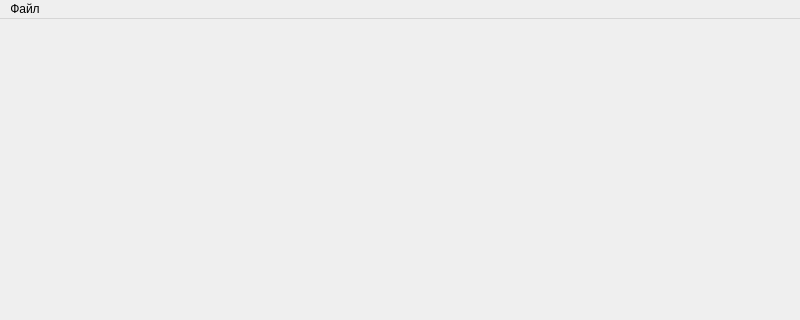
Old version of the form RsResEditor/mainwindow.ui in the repository Smitt64/ResEditor; both pictures show x 0 to 800 and y 0 to 320 of the 800 by 600 pixel window.
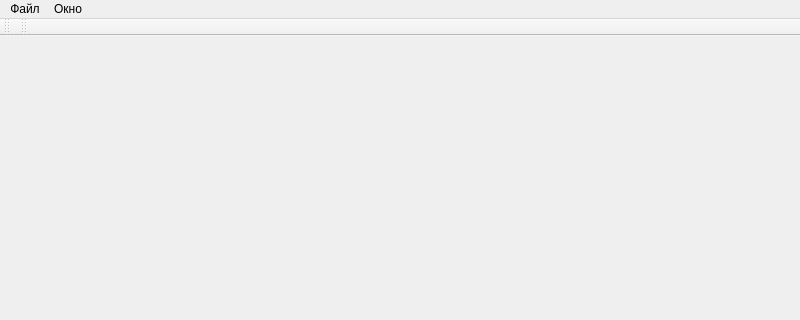
New version of the form. Icons and pictures are not drawn.

The edit to the form file:
```diff
--- a/RsResEditor/mainwindow.ui
+++ b/RsResEditor/mainwindow.ui
@@ -30,9 +30,54 @@
     <addaction name="actionNew"/>
     <addaction name="actionOpen"/>
    </widget>
+   <widget class="QMenu" name="menuWindow">
+    <property name="title">
+     <string>Окно</string>
+    </property>
+    <addaction name="actionNextWnd"/>
+    <addaction name="actionPrevWnd"/>
+    <addaction name="separator"/>
+    <addaction name="actionCloseWnd"/>
+    <addaction name="actionCloseAllWnd"/>
+   </widget>
    <addaction name="menu"/>
+   <addaction name="menuWindow"/>
   </widget>
   <widget class="QStatusBar" name="statusbar"/>
+  <widget class="QToolBar" name="toolBar">
+   <property name="windowTitle">
+    <string>toolBar</string>
+   </property>
+   <property name="iconSize">
+    <size>
+     <width>16</width>
+     <height>16</height>
+    </size>
+   </property>
+   <attribute name="toolBarArea">
+    <enum>TopToolBarArea</enum>
+   </attribute>
+   <attribute name="toolBarBreak">
+    <bool>false</bool>
+   </attribute>
+  </widget>
+  <widget class="QToolBar" name="windowToolBar">
+   <property name="windowTitle">
+    <string>toolBar_2</string>
+   </property>
+   <property name="iconSize">
+    <size>
+     <width>16</width>
+     <height>16</height>
+    </size>
+   </property>
+   <attribute name="toolBarArea">
+    <enum>TopToolBarArea</enum>
+   </attribute>
+   <attribute name="toolBarBreak">
+    <bool>false</bool>
+   </attribute>
+  </widget>
   <action name="actionNew">
    <property name="text">
     <string>Создать</string>
```
Left out of the diff: 40 changed lines with no effect on the pictures.
